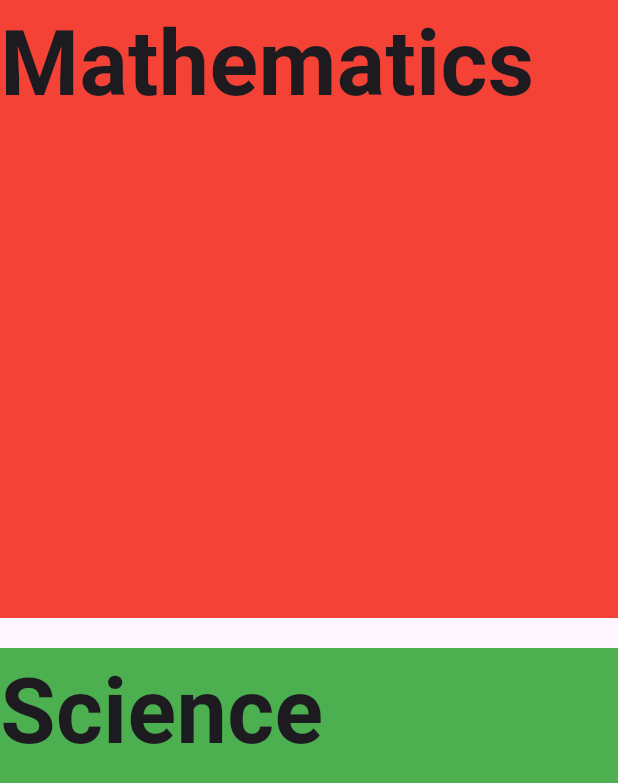
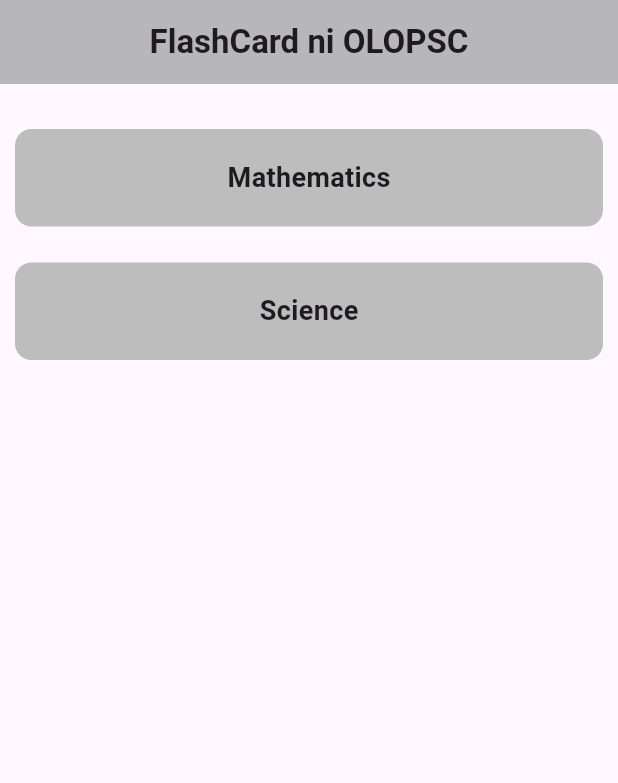
Before and after one commit to L2530L/flash_card, a Flutter app: the screen it shows after launch, on a phone screen of 412 x 824 dp. Shown: the top 783 px of the screen. Run offline on Flutter 3.47's test engine with Material 3 defaults, Android fonts, the phone set to English and light mode, and no system bars; our stand-ins replace flip_card.

Commit message:
inayos grid

```diff
--- a/lib/components/grid.dart
+++ b/lib/components/grid.dart
@@ -1,27 +1,31 @@
+import 'dart:math';
+
 import 'package:flash_card/components/card.dart';
 import 'package:flash_card/pages/home.dart';
 import 'package:flutter/material.dart';
 import 'package:flutter/widgets.dart';
 
-
 class Grid extends StatelessWidget {
   final List<FlashCard> decks;
   final String deck_name;
-
 
   const Grid({super.key, required this.decks, required this.deck_name});
 
   @override
   Widget build(BuildContext context) {
     return Container(
+      width: 100,
+      height: 75,
+      padding: const EdgeInsets.only(top: 10, left: 10, right: 10),
       child: Material(
-            color: Colors.red,
+        borderRadius: BorderRadius.circular(11),
+        color: Colors.grey.shade400,
         child: InkWell(
+          borderRadius: BorderRadius.circular(12),
+          child: Center(
             child: Text(
               deck_name,
-                style: TextStyle(
-                  fontSize: 60,
-                  fontWeight: FontWeight.bold
+              style: TextStyle(fontSize: 18, fontWeight: FontWeight.bold),
             ),
           ),
           onTap: () {
--- a/lib/pages/card_select.dart
+++ b/lib/pages/card_select.dart
@@ -1,3 +1,8 @@
+// ignore_for_file: prefer_const_constructors
+
+import 'dart:math';
+
+import 'package:flash_card/components/grid.dart';
 import 'package:flash_card/pages/home.dart';
 import 'package:flutter/material.dart';
 import 'package:flutter/widgets.dart';
@@ -56,55 +61,32 @@ class MainPage extends StatelessWidget {
     ];
 
     return Scaffold(
-        body: GridView.count(
-      mainAxisSpacing: 20,
-      crossAxisCount: 1,
-      children: [
-        Container(
-          child: Material(
-            color: Colors.red,
-            child: InkWell(
+        appBar: AppBar(
+          title: Center(
               child: Text(
-                'Mathematics',
-                style: TextStyle(fontSize: 60, fontWeight: FontWeight.bold),
-              ),
-              onTap: () {
-                Navigator.push(
-                  context,
-                  MaterialPageRoute(
-                    builder: (context) => HomePage(
-                      deck: decks,
-                    ),
-                  ),
-                );
-              },
+            "FlashCard ni OLOPSC",
+            style: TextStyle(fontWeight: FontWeight.bold),
+          )),
+          backgroundColor: Colors.grey.shade400,
+          elevation: 2,
+        ),
+        body: ListView(
+          children: [
+            SizedBox(
+              height: 20,
             ),
-          ),
-        ),
-
-        //Container
-        Container(
-          child: Material(
-            color: Colors.green,
-            child: InkWell(
-              child: Text(
-                'Science',
-                style: TextStyle(fontSize: 60, fontWeight: FontWeight.bold),
-              ),
-              onTap: () {
-                Navigator.push(
-                  context,
-                  MaterialPageRoute(
-                    builder: (context) => HomePage(
-                      deck: science,
-                    ),
-                  ),
-                );
-              },
+            Grid(
+              deck_name: "Mathematics",
+              decks: decks,
             ),
-          ),
-        ),
-      ],
-    ));
+            SizedBox(
+              height: 14,
+            ),
+            Grid(
+              deck_name: "Science",
+              decks: science,
+            ),
+          ],
+        ));
   }
 }
```
Lines whose indentation alone changed are shown as unchanged.
